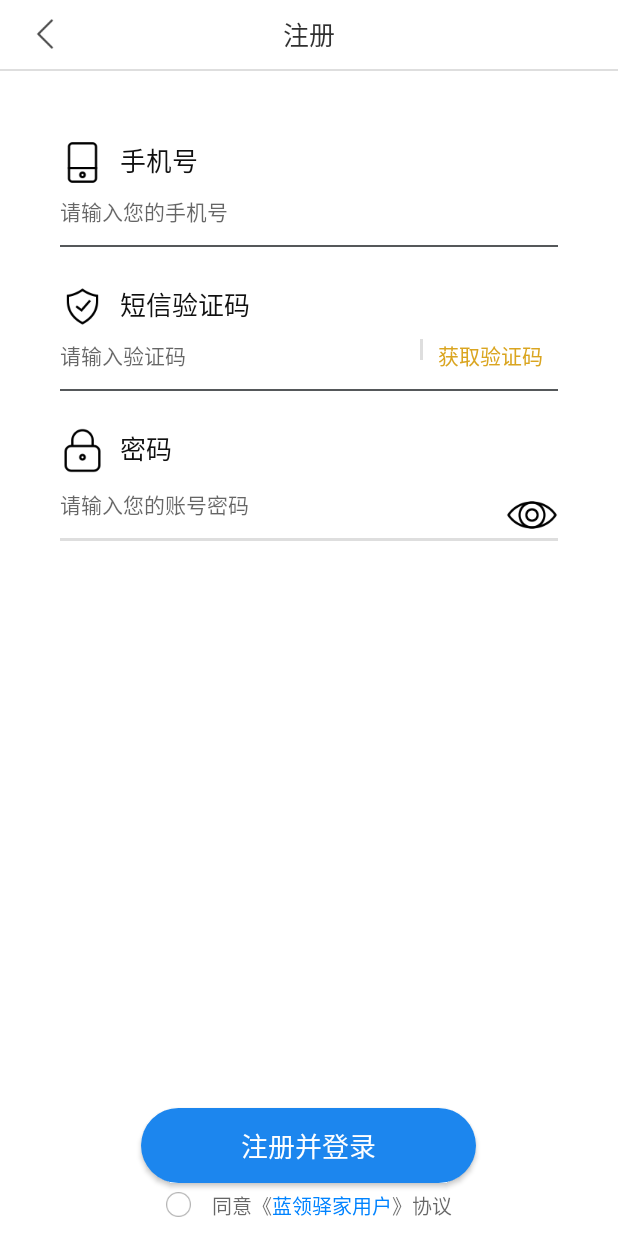
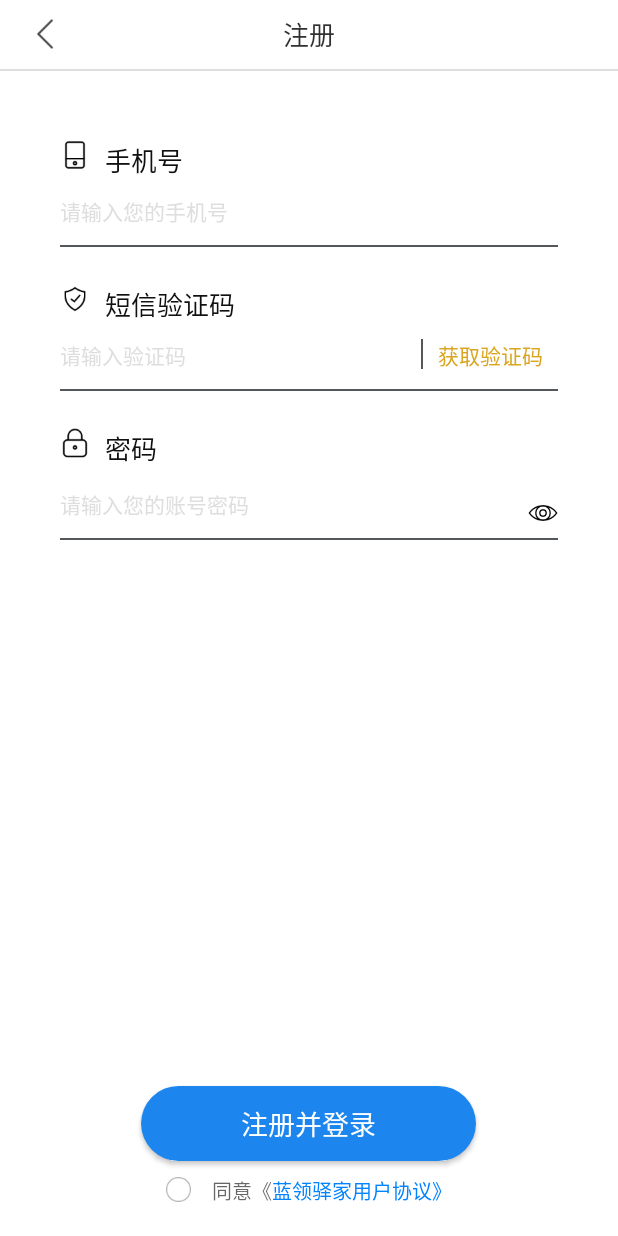
Before and after one commit to dingxujunchuanqi/Itsmylife, an Android app: the RegisterActivity screen opened directly, with no data from a screen before it, on a phone screen of 412 x 824 dp. Run offline under Robolectric (Android 15) with nearby library versions, the phone set to English and light mode, and no system bars; libraries missing offline, so code that uses them is left out: com.readystatesoftware.systembartint; 3 statements that could not run were skipped.

Commit message:
登录注册布局细节修复

```diff
--- a/app/src/main/java/com/sinoautodiagnoseos/activity/ForgetPswSecondActivity.java
+++ b/app/src/main/java/com/sinoautodiagnoseos/activity/ForgetPswSecondActivity.java
@@ -7,7 +7,6 @@ import android.view.View;
 import android.view.WindowManager;
 import android.widget.Button;
 import android.widget.EditText;
-import android.widget.ImageView;
 import android.widget.RelativeLayout;
 
 import com.sinoautodiagnoseos.R;
@@ -15,7 +14,6 @@ import com.sinoautodiagnoseos.ui.loginui.SwipeBackActivity;
 import com.sinoautodiagnoseos.utils.OnMultiClickListener;
 import com.sinoautodiagnoseos.utils.ToastUtils;
 
-import static com.sinoautodiagnoseos.R.id.image_back;
 
 /**
  * Created by 惊吓了时光 on 2017/4/24.
@@ -32,7 +30,7 @@ public class ForgetPswSecondActivity extends SwipeBackActivity implements View.O
     protected void onCreate(Bundle savedInstanceState) {
         super.onCreate(savedInstanceState);
         setContentView(R.layout.forgetpsw_second_activity);
-        int mode= WindowManager.LayoutParams.SOFT_INPUT_STATE_ALWAYS_HIDDEN|WindowManager.LayoutParams.SOFT_INPUT_ADJUST_PAN;
+        int mode = WindowManager.LayoutParams.SOFT_INPUT_STATE_ALWAYS_HIDDEN | WindowManager.LayoutParams.SOFT_INPUT_ADJUST_PAN;
         getWindow().setSoftInputMode(mode);
         initView();
         initListenerOclick();
@@ -96,7 +94,7 @@ public class ForgetPswSecondActivity extends SwipeBackActivity implements View.O
     @Override
     public void onClick(View view) {
         switch (view.getId()) {
-            case R.id.image_back:
+            case R.id.back_click:
                 finish();
                 break;
             default:
--- a/app/src/main/java/com/sinoautodiagnoseos/activity/LoginActivity.java
+++ b/app/src/main/java/com/sinoautodiagnoseos/activity/LoginActivity.java
@@ -30,7 +30,7 @@ public class LoginActivity extends SwipeBackActivity implements View.OnClickList
     protected void onCreate(Bundle savedInstanceState) {
         super.onCreate(savedInstanceState);
         setContentView(R.layout.activity_login);
-        int mode= WindowManager.LayoutParams.SOFT_INPUT_STATE_ALWAYS_HIDDEN|WindowManager.LayoutParams.SOFT_INPUT_ADJUST_PAN;
+        int mode = WindowManager.LayoutParams.SOFT_INPUT_STATE_ALWAYS_HIDDEN | WindowManager.LayoutParams.SOFT_INPUT_ADJUST_PAN;
         getWindow().setSoftInputMode(mode);
         initView();
         initListenerOclick();
--- a/app/src/main/java/com/sinoautodiagnoseos/activity/RegisterActivity.java
+++ b/app/src/main/java/com/sinoautodiagnoseos/activity/RegisterActivity.java
@@ -9,7 +9,7 @@ import android.view.WindowManager;
 import android.view.inputmethod.EditorInfo;
 import android.widget.Button;
 import android.widget.EditText;
-import android.widget.ImageView;
+import android.widget.RelativeLayout;
 import android.widget.TextView;
 
 import com.sinoautodiagnoseos.R;
@@ -24,17 +24,16 @@ import com.sinoautodiagnoseos.utils.ToastUtils;
  */
 
 public class RegisterActivity extends SwipeBackActivity implements View.OnClickListener {
-
-    private ImageView image_back;
     private EditText phone_edit, password_edit, verifi_edit;
     private TextView verifi_send;
     private Button register_andlogin;
+    private RelativeLayout image_back;
 
     @Override
     protected void onCreate(Bundle savedInstanceState) {
         super.onCreate(savedInstanceState);
         setContentView(R.layout.register_activity);
-        int mode= WindowManager.LayoutParams.SOFT_INPUT_STATE_ALWAYS_HIDDEN|WindowManager.LayoutParams.SOFT_INPUT_ADJUST_PAN;
+        int mode = WindowManager.LayoutParams.SOFT_INPUT_STATE_ALWAYS_HIDDEN | WindowManager.LayoutParams.SOFT_INPUT_ADJUST_PAN;
         getWindow().setSoftInputMode(mode);
         initView();//初始化数据
         initListenerOclick();//按钮点击监听
@@ -70,11 +69,11 @@ public class RegisterActivity extends SwipeBackActivity implements View.OnClickL
     }
 
     private void initView() {
-        image_back = (ImageView) findViewById(R.id.image_back);
         phone_edit = (EditText) findViewById(R.id.phone_edit);
         password_edit = (EditText) findViewById(R.id.password_edit);
         verifi_edit = (EditText) findViewById(R.id.verifi_edit);
         verifi_send = (TextView) findViewById(R.id.verifi_send);
+        image_back = (RelativeLayout) findViewById(R.id.back_click);
         register_andlogin = (Button) findViewById(R.id.register_andlogin);
     }
 
@@ -118,7 +117,7 @@ public class RegisterActivity extends SwipeBackActivity implements View.OnClickL
     @Override
     public void onClick(View view) {
         switch (view.getId()) {
-            case R.id.image_back:
+            case R.id.back_click:
                 finish();
                 break;
             default:
--- a/app/src/main/res/layout/register_activity.xml
+++ b/app/src/main/res/layout/register_activity.xml
@@ -1,8 +1,10 @@
 <?xml version="1.0" encoding="utf-8"?>
 <ScrollView xmlns:android="http://schemas.android.com/apk/res/android"
-    android:layout_width="match_parent" android:layout_height="match_parent"
-    android:fillViewport="true"
-    android:fadeScrollbars="true">
+    android:layout_width="match_parent"
+    android:layout_height="match_parent"
+    android:fadeScrollbars="true"
+    android:fillViewport="true">
+
     <RelativeLayout
         android:layout_width="match_parent"
         android:layout_height="match_parent"
@@ -11,7 +13,6 @@
         android:orientation="vertical">
 
         <include layout="@layout/verifi_phone" />
-
 
         <LinearLayout
             android:layout_width="match_parent"
@@ -22,8 +23,8 @@
             android:orientation="horizontal">
 
             <ImageView
-            android:layout_width="wrap_content"
-            android:layout_height="wrap_content"
+                android:layout_width="@dimen/image_size"
+                android:layout_height="@dimen/image_size"
                 android:src="@drawable/password_lock" />
 
             <TextView
@@ -39,6 +40,7 @@
         <FrameLayout
             android:layout_width="match_parent"
             android:layout_height="@dimen/view_hight">
+
             <TextView
                 android:layout_width="wrap_content"
                 android:layout_height="wrap_content"
@@ -47,6 +49,7 @@
                 android:textColor="@color/text_apha80"
                 android:textSize="@dimen/text_size" />
         </FrameLayout>
+
         <LinearLayout
             android:id="@+id/ly"
             android:layout_width="match_parent"
@@ -65,24 +68,26 @@
                 android:maxLength="11"
                 android:password="true"
                 android:textSize="@dimen/hint_size"
+                android:textColorHint="@color/gray"
 
                 />
 
             <View
                 android:id="@+id/live"
                 android:layout_width="match_parent"
-            android:layout_height="2dp"
+                android:layout_height="1dp"
                 android:layout_marginTop="@dimen/margintop"
-            android:background="@color/gray" />
+                android:background="@color/dark_gray" />
 
         </LinearLayout>
 
         <ImageView
-        android:layout_width="wrap_content"
-        android:layout_height="wrap_content"
+            android:layout_width="@dimen/image_size"
+            android:layout_height="@dimen/image_size"
             android:layout_alignBottom="@id/ly"
             android:layout_alignParentRight="true"
             android:layout_marginRight="@dimen/margin"
+            android:layout_marginBottom="8dp"
             android:src="@drawable/password_hide_icon" />
 
         <Button
@@ -91,7 +96,7 @@
             android:layout_height="@dimen/button_below_high"
             android:layout_alignParentBottom="true"
             android:layout_centerInParent="true"
-        android:layout_marginBottom="35dp"
+            android:layout_marginBottom="@dimen/button_below"
             android:background="@drawable/login_shape"
             android:text="@string/register_andlogin"
             android:textColor="@color/white"
@@ -103,7 +108,7 @@
             android:layout_height="wrap_content"
             android:layout_alignParentBottom="true"
             android:layout_centerHorizontal="true"
-        android:layout_marginBottom="10dp"
+            android:layout_marginBottom="20dp"
 
             >
 
@@ -140,8 +145,8 @@
                 android:layout_height="wrap_content"
                 android:layout_centerVertical="true"
                 android:layout_toRightOf="@+id/xieyi"
-            android:text="》协议"
-            android:textColor="@color/text_apha50"
+                android:text="协议》"
+                android:textColor="@color/blue_light"
                 android:textSize="@dimen/text_size2" />
         </RelativeLayout>
     </RelativeLayout>
--- a/app/src/main/res/layout/verifi_phone.xml
+++ b/app/src/main/res/layout/verifi_phone.xml
@@ -9,16 +9,14 @@
     <RelativeLayout
         android:id="@+id/back_click"
         android:layout_width="@dimen/back_width"
-        android:layout_height="@dimen/view_hight"
-        >
+        android:layout_height="@dimen/view_hight">
 
         <ImageView
-            android:id="@+id/image_back"
             android:layout_width="20dp"
             android:layout_height="20dp"
+            android:layout_centerVertical="true"
             android:layout_gravity="center_vertical"
             android:layout_marginLeft="20dp"
-            android:layout_centerVertical="true"
             android:src="@drawable/back_button" />
 
     </RelativeLayout>
@@ -38,8 +36,8 @@
         android:orientation="horizontal">
 
         <ImageView
-            android:layout_width="wrap_content"
-            android:layout_height="wrap_content"
+            android:layout_width="@dimen/image_size"
+            android:layout_height="@dimen/image_size"
             android:src="@drawable/phone_icon" />
 
         <TextView
@@ -71,6 +69,7 @@
             android:inputType="number"
             android:maxLength="11"
             android:phoneNumber="true"
+            android:textColorHint="@color/gray"
             android:textSize="@dimen/hint_size" />
 
         <View
@@ -91,9 +90,10 @@
         android:orientation="horizontal">
 
         <ImageView
-            android:layout_width="wrap_content"
-            android:layout_height="wrap_content"
-            android:src="@drawable/sms_icon" />
+            android:layout_width="@dimen/image_size"
+            android:layout_height="@dimen/image_size"
+            android:src="@drawable/sms_icon"
+            android:id="@+id/imageView" />
 
         <TextView
             android:layout_width="wrap_content"
@@ -123,6 +123,7 @@
             android:hint="@string/sms_text"
             android:inputType="number"
             android:maxLength="11"
+            android:textColorHint="@color/gray"
             android:textSize="@dimen/hint_size" />
 
         <View
@@ -145,11 +146,10 @@
         android:textSize="@dimen/hint_size" />
 
     <View
-        android:layout_width="2dp"
-        android:layout_height="@dimen/hint_size"
+        android:layout_width="1dp"
+        android:layout_height="@dimen/view_hight1"
         android:layout_marginRight="10dp"
         android:layout_marginTop="226dp"
-
         android:layout_toStartOf="@id/verifi_send"
-        android:background="@color/gray" />
+        android:background="@color/dark_gray" />
 </RelativeLayout>
--- a/app/src/main/res/values/dimens.xml
+++ b/app/src/main/res/values/dimens.xml
@@ -88,13 +88,15 @@
 	<dimen name="button_below_high">50dp</dimen>
 	<dimen name="margintop">12dp</dimen>
 	<dimen name="margin1">10dp</dimen>
-	<dimen name="image_size">30dp</dimen>
+	<dimen name="image_size">20dp</dimen>
 	<dimen name="text_size">17dp</dimen>
 	<dimen name="text_size1">15dp</dimen>
 	<dimen name="text_size2">13dp</dimen>
 	<dimen name="hint_size">14dp</dimen>
 	<dimen name="text_size3">18dp</dimen>
-	<dimen name="button_below">35dp</dimen>
+	<dimen name="button_below">50dp</dimen>
 	<dimen name="view_hight">46dp</dimen>
 	<dimen name="back_width">50dp</dimen>
+	<dimen name="margin_rl">105dp</dimen>
+	<dimen name="view_hight1">20dp</dimen>
 </resources>
```
Also changed, not shown: app/src/main/java/com/sinoautodiagnoseos/activity/ForgetPsswordActivity.java (+3 -11 lines), app/src/main/res/layout/activity_login.xml (+52 -53 lines), app/src/main/res/layout/forgetpsw_activity.xml (+6 -6 lines), app/src/main/res/layout/forgetpsw_second_activity.xml (+9 -7 lines), app/src/main/res/drawable-hdpi/smsafter.png (added), app/src/main/res/drawable-hdpi/video.png (added), app/src/main/res/drawable-hdpi/voice_help.png (added), app/src/main/res/drawable-mdpi/video.png (added), app/src/main/res/drawable-mdpi/voice_help.png (added), app/src/main/res/drawable-xhdpi/smsafter.png (added), app/src/main/res/drawable-xhdpi/video.png (added), app/src/main/res/drawable-xhdpi/voice_help.png (added). Lines whose indentation alone changed are shown as unchanged.
